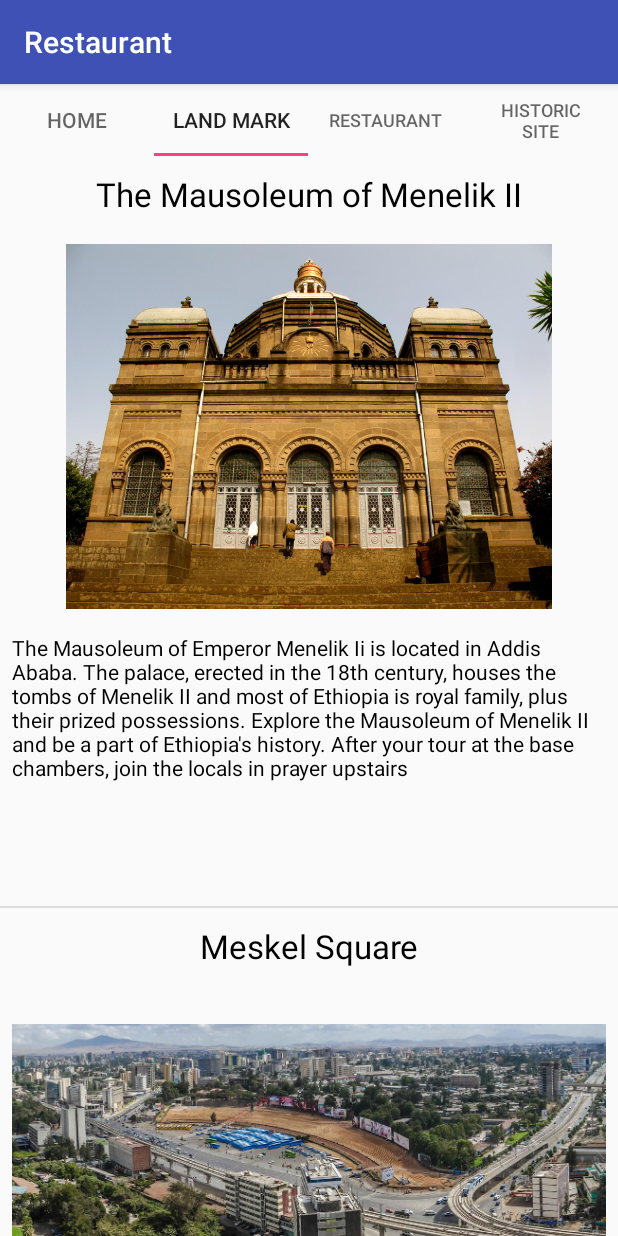
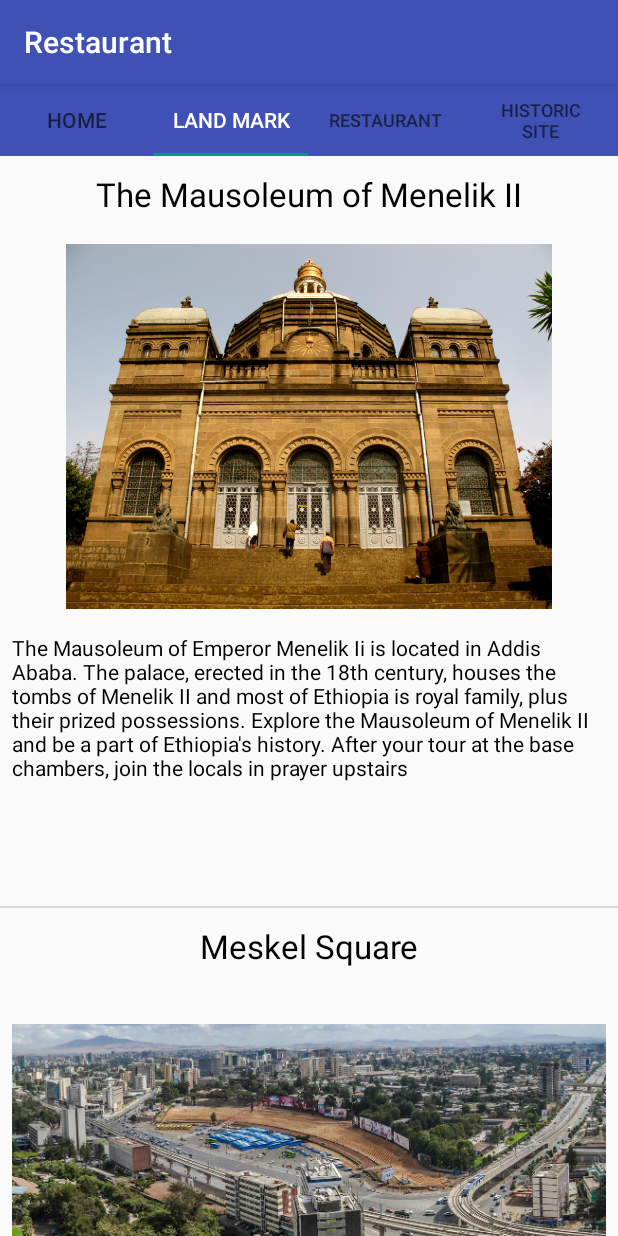
Before and after one commit to Qadmi1/AddisAbabaTourGuide, an Android app: the screen it shows after launch (MainActivity), tab 2 chosen, on a phone screen of 412 x 824 dp. Run offline under Robolectric (Android 15) with nearby library versions, the phone set to English and light mode, and no system bars; 1 statement that could not run was skipped.

Commit message:
Added some visual polish.

```diff
--- a/app/src/main/res/layout/activity_main.xml
+++ b/app/src/main/res/layout/activity_main.xml
@@ -10,7 +10,8 @@
     <android.support.design.widget.TabLayout
         android:id="@+id/tabs"
         android:layout_width="match_parent"
-        android:layout_height="wrap_content" />
+        android:layout_height="wrap_content"
+        style="@style/tab"/>
 
     <android.support.v4.view.ViewPager
         android:id="@+id/view_pager"
--- a/app/src/main/res/values/colors.xml
+++ b/app/src/main/res/values/colors.xml
@@ -4,4 +4,7 @@
     <color name="colorPrimaryDark">#303F9F</color>
     <color name="colorAccent">#FF4081</color>
     <color name="black">#000000</color>
+    <color name="teal">#009688</color>
+    <color name="white">#FFFFFF</color>
+    <color name="indigo">#3F51B5</color>
 </resources>
--- a/app/src/main/res/values/styles.xml
+++ b/app/src/main/res/values/styles.xml
@@ -36,4 +36,11 @@
         <item name="android:layout_margin">@dimen/padding_for_each_view</item>
     </style>
 
+    <!-- Style for the Tabs. -->
+    <style name="tab" parent="Widget.Design.TabLayout" >
+        <item name="tabIndicatorColor">@color/teal</item>
+        <item name="tabSelectedTextColor">@color/white</item>
+        <item name="tabBackground">@color/indigo</item>
+    </style>
+
 </resources>
```
